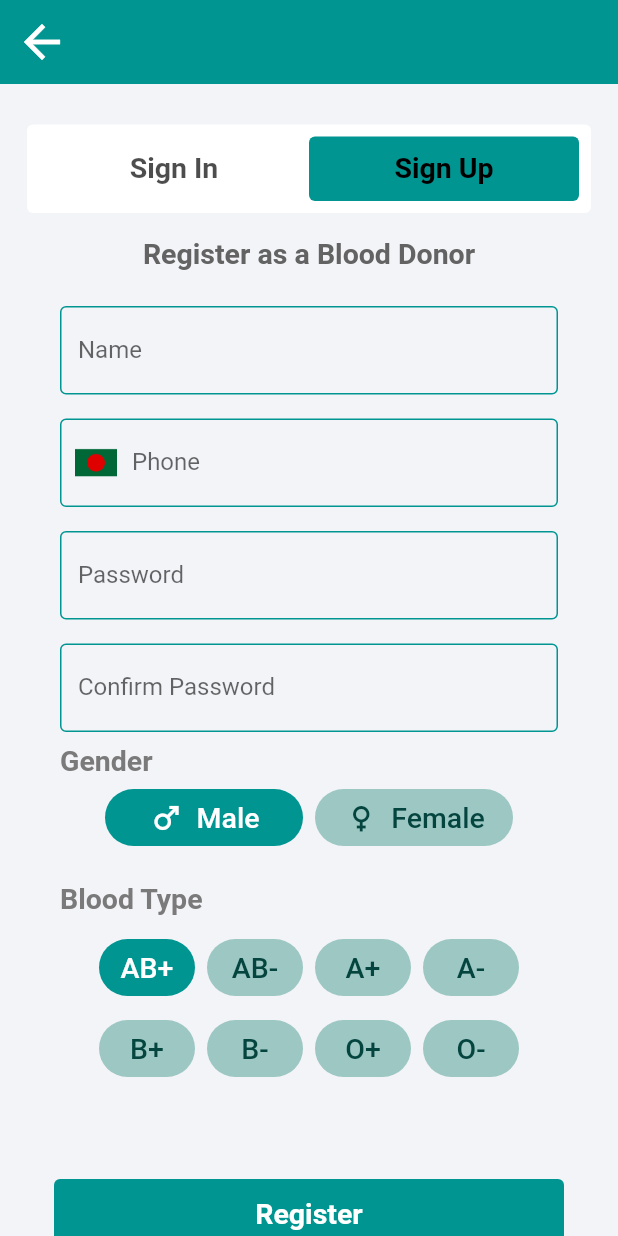
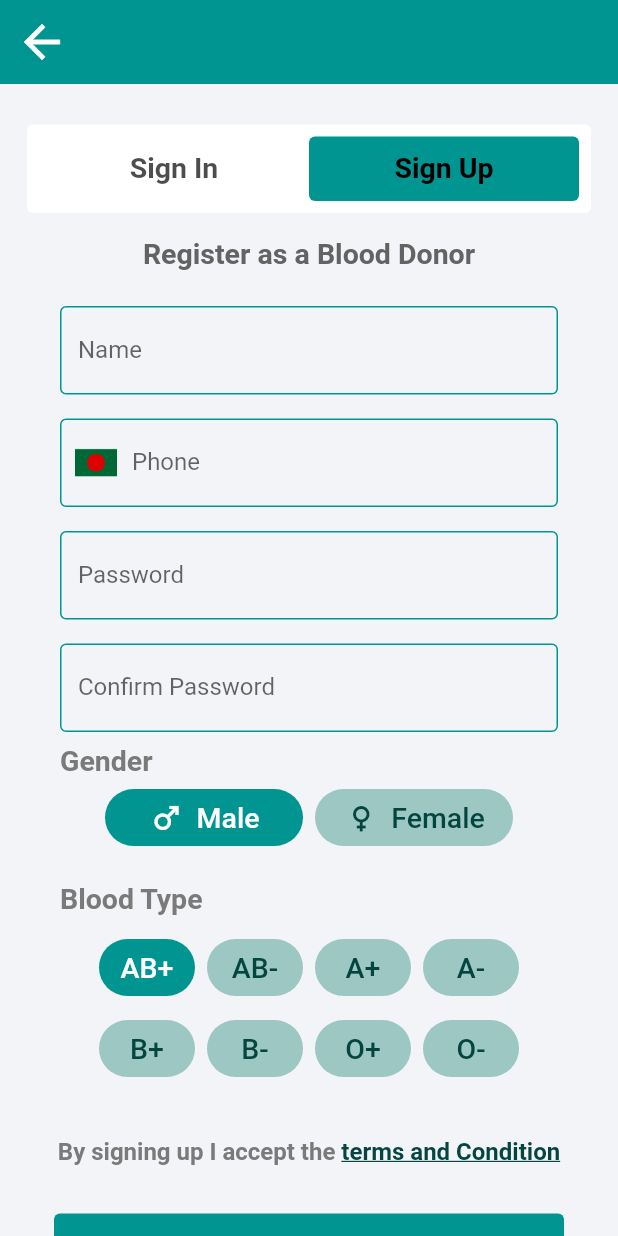
Before and after one commit to Nezent/Blood_Donation, a Flutter app: the RegisterScreen screen opened directly, tab 2 chosen, on a phone screen of 412 x 824 dp. Run offline on Flutter 3.47's test engine with Material 2 defaults, Android fonts, the phone set to English and light mode, and no system bars; our stand-ins replace cached_network_image, carousel_slider, firebase_core, firebase_storage, flutter_advanced_switch, flutter_image_compress and 14 more; missing offline and left inert: flutter_phone_direct_caller, jumping_dot, mongo_dart, multiple_stream_builder; accounts and stored records are empty.

Commit message:
added terms and conditon and fix picture upload space

```diff
--- a/lib/screens/profile_screen.dart
+++ b/lib/screens/profile_screen.dart
@@ -29,12 +29,14 @@ class _ProfileScreenState extends State<ProfileScreen> {
     String url = "";
     final XFile? image = await _picker.pickImage(source: ImageSource.gallery);
     if (image == null) return;
-    String uniqueName = DateTime.now().microsecondsSinceEpoch.toString();
+    String uniqueName = widget.id!.toHexString();
     var result = await FlutterImageCompress.compressWithFile(
       image.path,
-      quality: 20,
+      quality: 18,
     );
     if (result == null) {
+      final SnackBar snackBar = SnackbarMessage("Error: Something Went Wrong!");
+      snackbarKey.currentState?.showSnackBar(snackBar);
       return;
     }
     try {
--- a/lib/screens/register_screen.dart
+++ b/lib/screens/register_screen.dart
@@ -3,6 +3,7 @@
 import 'package:blood_connection/components/components.dart';
 import 'package:blood_connection/screens/screens.dart';
 import 'package:blood_connection/widgets/widgets.dart';
+import 'package:flutter/gestures.dart';
 import 'package:flutter/material.dart';
 import 'package:jumping_dot/jumping_dot.dart';
 import 'package:page_transition/page_transition.dart';
@@ -602,7 +603,54 @@ class _RegisterScreenState extends State<RegisterScreen>
                                 ),
                               ),
                               const SizedBox(
-                                height: 60,
+                                height: 32,
+                              ),
+                              Padding(
+                                padding:
+                                    const EdgeInsets.symmetric(horizontal: 4),
+                                child: Center(
+                                  child: Text.rich(
+                                    TextSpan(
+                                      text: "By signing up I accept the ",
+                                      style: TextStyle(
+                                        fontSize: 16.0,
+                                        fontWeight: FontWeight.w600,
+                                        color: Theme.of(context).brightness ==
+                                                Brightness.light
+                                            ? Palette.outText
+                                            : Palette.darkText,
+                                      ),
+                                      children: [
+                                        TextSpan(
+                                          text: "terms and Condition",
+                                          recognizer: TapGestureRecognizer()
+                                            ..onTap = () => Navigator.push(
+                                                  context,
+                                                  MaterialPageRoute(
+                                                    builder: (context) =>
+                                                        const TermsAndCondition(),
+                                                  ),
+                                                ),
+                                          style: TextStyle(
+                                            fontSize: 16.0,
+                                            fontWeight: FontWeight.w600,
+                                            decoration:
+                                                TextDecoration.underline,
+                                            color:
+                                                Theme.of(context).brightness ==
+                                                        Brightness.light
+                                                    ? Palette.cyanText
+                                                    : Palette.darkText,
+                                          ),
+                                        ),
+                                      ],
+                                    ),
+                                    maxLines: 2,
+                                  ),
+                                ),
+                              ),
+                              const SizedBox(
+                                height: 32,
                               ),
                               Center(
                                 child: GestureDetector(
--- a/lib/screens/screens.dart
+++ b/lib/screens/screens.dart
@@ -22,3 +22,4 @@ export 'settings_screen.dart';
 export 'forget_page.dart';
 export 'forget_validation.dart';
 export 'change_password.dart';
+export 'terms_condition.dart';
```
Also changed, not shown: lib/screens/terms_condition.dart (added, +41 -0 lines).
